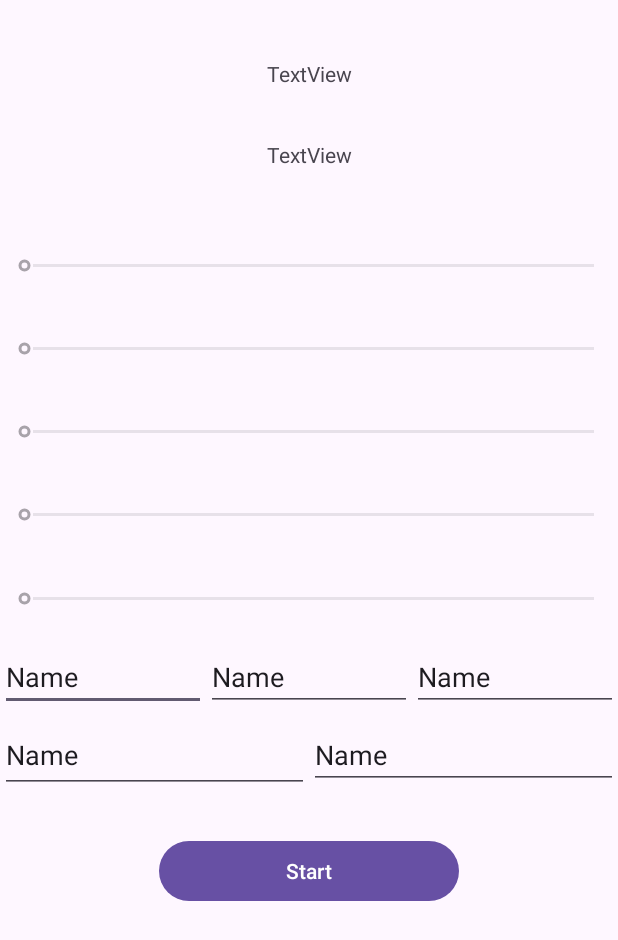
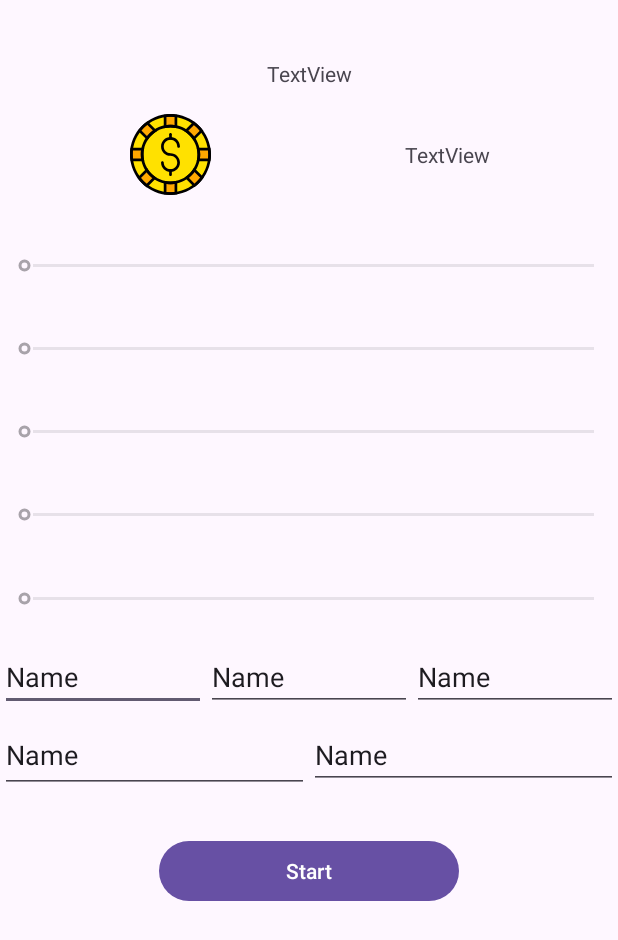
Before and after one commit to SWD-project/HorseBettingGame, an Android app: the GameActivity screen opened directly, with no data from a screen before it, on a phone screen of 412 x 824 dp. Shown: the top 940 px of the screen. Run offline under Robolectric (Android 15) with nearby library versions, the phone set to English and light mode, and no system bars.

Commit message:
added coin svg

```diff
--- /dev/null
+++ b/app/src/main/res/drawable/chip_casino_svgrepo_com.xml
@@ -0,0 +1,26 @@
+<vector android:autoMirrored="true" android:height="800dp"
+    android:viewportHeight="503.75" android:viewportWidth="503.75"
+    android:width="800dp" xmlns:android="http://schemas.android.com/apk/res/android">
+    <path android:fillColor="#FFE100" android:pathData="M495.36,251.88c0,-134.47 -109.01,-243.48 -243.48,-243.48S8.4,117.41 8.4,251.88s109.01,243.48 243.48,243.48S495.36,386.35 495.36,251.88"/>
+    <path android:fillColor="#FFA800" android:pathData="M10.76,285.46h68.1c-2.11,-10.88 -3.29,-22.09 -3.29,-33.58s1.18,-22.7 3.29,-33.58L10.76,218.29c-1.52,10.98 -2.36,22.18 -2.36,33.58S9.24,274.48 10.76,285.46"/>
+    <path android:fillColor="#FFA800" android:pathData="M59.47,102.76l48.12,48.12c12.97,-18.48 29.36,-34.34 48.29,-46.69l-48.36,-48.36C89.42,69.18 73.25,85 59.47,102.76"/>
+    <path android:fillColor="#FFA800" android:pathData="M251.88,8.4c-11.4,0 -22.6,0.85 -33.58,2.36v68.11c10.88,-2.12 22.09,-3.3 33.58,-3.3s22.7,1.18 33.58,3.3L285.46,10.76C274.48,9.24 263.28,8.4 251.88,8.4"/>
+    <path android:fillColor="#FFA800" android:pathData="M397.67,56.85l-48.26,48.26c18.79,12.53 35.04,28.56 47.82,47.17l48.14,-48.14C431.71,86.27 415.67,70.33 397.67,56.85"/>
+    <path android:fillColor="#FFA800" android:pathData="M428.19,251.88c0,11.49 -1.18,22.7 -3.3,33.58h68.11c1.51,-10.98 2.36,-22.18 2.36,-33.58s-0.85,-22.6 -2.36,-33.58h-68.11C427.01,229.17 428.19,240.38 428.19,251.88"/>
+    <path android:fillColor="#FFA800" android:pathData="M399.57,347.87c-12.35,18.93 -28.21,35.33 -46.69,48.3l48.12,48.11c17.76,-13.79 33.58,-29.94 46.93,-48.05L399.57,347.87z"/>
+    <path android:fillColor="#FFA800" android:pathData="M218.29,424.89v68.1c10.98,1.52 22.18,2.37 33.58,2.37s22.6,-0.85 33.58,-2.37v-68.1c-10.88,2.11 -22.09,3.3 -33.58,3.3C240.38,428.19 229.17,427 218.29,424.89"/>
+    <path android:fillColor="#FFA800" android:pathData="M105.12,349.4l-48.26,48.26c13.48,18.01 29.42,34.04 47.29,47.71l48.14,-48.14C133.68,384.44 117.64,368.19 105.12,349.4"/>
+    <path android:fillColor="#FF000000" android:pathData="M251.88,503.75C112.99,503.75 0,390.76 0,251.88S112.99,0 251.88,0s251.88,112.99 251.88,251.88S390.76,503.75 251.88,503.75zM251.88,16.79c-129.63,0 -235.09,105.46 -235.09,235.09s105.46,235.09 235.09,235.09s235.09,-105.46 235.09,-235.09S381.51,16.79 251.88,16.79z"/>
+    <path android:fillColor="#FF000000" android:pathData="M251.88,436.59c-101.85,0 -184.71,-82.86 -184.71,-184.71s82.86,-184.71 184.71,-184.71s184.71,82.86 184.71,184.71S353.73,436.59 251.88,436.59zM251.88,83.96c-92.59,0 -167.92,75.33 -167.92,167.92c0,92.59 75.33,167.92 167.92,167.92c92.59,0 167.92,-75.32 167.92,-167.92C419.8,159.29 344.47,83.96 251.88,83.96z"/>
+    <path android:fillColor="#FF000000" android:pathData="M89.03,293.86L3.44,293.86l-1,-7.24C0.82,274.92 0,263.23 0,251.88s0.82,-23.04 2.44,-34.74l1,-7.24h85.59l-1.93,9.99c-2.08,10.76 -3.14,21.52 -3.14,31.99s1.06,21.24 3.14,31.99L89.03,293.86zM18.18,277.07h50.77c-1.18,-8.47 -1.78,-16.9 -1.78,-25.19c0,-8.28 0.6,-16.72 1.78,-25.19L18.18,226.69c-0.92,8.5 -1.39,16.94 -1.39,25.19C16.79,260.13 17.26,268.57 18.18,277.07z"/>
+    <path android:fillColor="#FF000000" android:pathData="M108.72,163.88l-60.42,-60.42l4.54,-5.85c14.3,-18.44 31.02,-34.77 49.69,-48.55l5.81,-4.29l60.79,60.79l-8.67,5.65c-18.09,11.81 -33.58,26.77 -46.01,44.48L108.72,163.88zM70.72,102.14l35.92,35.92c10.44,-13.31 22.56,-25.06 36.19,-35.05L106.76,66.95C93.56,77.34 81.47,89.13 70.72,102.14z"/>
+    <path android:fillColor="#FF000000" android:pathData="M293.86,89.05l-9.99,-1.95c-21.48,-4.17 -42.49,-4.17 -63.97,0l-10,1.95L209.9,3.43l7.25,-1c23.54,-3.23 45.94,-3.23 69.45,0l7.26,1L293.86,89.05L293.86,89.05zM251.88,67.17c8.29,0 16.73,0.6 25.19,1.78L277.07,18.18c-17.09,-1.85 -33.28,-1.85 -50.38,0L226.69,68.95C235.15,67.77 243.58,67.17 251.88,67.17z"/>
+    <path android:fillColor="#FF000000" android:pathData="M396.03,165.36l-5.72,-8.32c-12.26,-17.83 -27.59,-32.95 -45.56,-44.94l-8.52,-5.68l60.64,-60.65l5.83,4.36c18.52,13.86 35.13,30.32 49.34,48.91l4.47,5.84L396.03,165.36zM362.39,104.01c13.53,10.13 25.54,21.98 35.85,35.39l35.92,-35.92c-10.69,-13.12 -22.69,-25.01 -35.78,-35.47L362.39,104.01z"/>
+    <path android:fillColor="#FF000000" android:pathData="M500.31,293.86h-85.6l1.94,-9.99c2.08,-10.72 3.14,-21.49 3.14,-31.99c0,-10.5 -1.06,-21.26 -3.14,-31.98l-1.94,-10h85.6l1,7.25c1.62,11.73 2.44,23.41 2.44,34.73s-0.82,23.01 -2.44,34.73L500.31,293.86zM434.81,277.07h50.77c0.92,-8.51 1.39,-16.96 1.39,-25.19c0,-8.23 -0.47,-16.67 -1.39,-25.19h-50.77c1.18,8.45 1.78,16.89 1.78,25.19C436.59,260.18 435.99,268.61 434.81,277.07z"/>
+    <path android:fillColor="#FF000000" android:pathData="M400.3,455.46l-60.43,-60.42l8.18,-5.74c17.69,-12.42 32.67,-27.9 44.48,-46.02l5.66,-8.66l60.78,60.78l-4.29,5.81c-13.75,18.65 -30.08,35.37 -48.54,49.7L400.3,455.46zM365.69,397.12l35.92,35.91c13.03,-10.77 24.82,-22.85 35.19,-36.04l-36.06,-36.07C390.74,374.56 379,386.68 365.69,397.12z"/>
+    <path android:fillColor="#FF000000" android:pathData="M251.88,503.75c-11.32,0 -23.01,-0.82 -34.73,-2.44l-7.25,-1L209.9,414.72l9.99,1.93c21.53,4.16 42.44,4.16 63.97,0l9.99,-1.93v85.59l-7.25,1C274.89,502.93 263.2,503.75 251.88,503.75zM226.69,485.58c17.04,1.84 33.36,1.84 50.38,0v-50.77c-16.96,2.36 -33.44,2.36 -50.38,0L226.69,485.58z"/>
+    <path android:fillColor="#FF000000" android:pathData="M104.89,456.5l-5.84,-4.46C80.47,437.83 64.01,421.23 50.13,402.7l-4.36,-5.83l60.65,-60.64l5.68,8.52c11.99,17.98 27.11,33.31 44.94,45.55l8.32,5.72L104.89,456.5zM68.02,398.38c10.46,13.1 22.35,25.1 35.47,35.77l35.92,-35.92c-13.41,-10.31 -25.26,-22.31 -35.39,-35.85L68.02,398.38z"/>
+    <path android:fillColor="#FF000000" android:pathData="M251.88,361.02c-32.41,0 -58.77,-26.37 -58.77,-58.77c0,-4.64 3.76,-8.4 8.4,-8.4s8.4,3.76 8.4,8.4c0,23.15 18.83,41.98 41.98,41.98s41.98,-18.83 41.98,-41.98s-18.83,-41.98 -41.98,-41.98c-32.41,0 -58.77,-26.36 -58.77,-58.77s26.36,-58.77 58.77,-58.77c32.4,0 58.77,26.36 58.77,58.77c0,4.64 -3.76,8.4 -8.4,8.4s-8.4,-3.76 -8.4,-8.4c0,-23.15 -18.83,-41.98 -41.98,-41.98s-41.98,18.83 -41.98,41.98s18.83,41.98 41.98,41.98c32.4,0 58.77,26.37 58.77,58.77S284.28,361.02 251.88,361.02z"/>
+    <path android:fillColor="#FF000000" android:pathData="M251.88,159.52c-4.64,0 -8.4,-3.76 -8.4,-8.4v-25.19c0,-4.64 3.76,-8.4 8.4,-8.4c4.64,0 8.4,3.76 8.4,8.4v25.19C260.27,155.76 256.52,159.52 251.88,159.52z"/>
+    <path android:fillColor="#FF000000" android:pathData="M251.88,386.21c-4.64,0 -8.4,-3.76 -8.4,-8.4v-25.19c0,-4.64 3.76,-8.4 8.4,-8.4c4.64,0 8.4,3.76 8.4,8.4v25.19C260.27,382.46 256.52,386.21 251.88,386.21z"/>
+</vector>
--- a/app/src/main/res/layout/activity_game.xml
+++ b/app/src/main/res/layout/activity_game.xml
@@ -107,21 +107,44 @@
         app:layout_constraintStart_toStartOf="parent"
         app:layout_constraintTop_toTopOf="parent">
 
+
+        <LinearLayout
+            android:layout_width="match_parent"
+            android:layout_height="match_parent"
+            android:layout_weight="1"
+            android:orientation="horizontal">
+
             <TextView
                 android:id="@+id/textViewWelcome"
                 android:layout_width="match_parent"
-            android:layout_height="wrap_content"
+                android:layout_height="match_parent"
                 android:layout_weight="1"
                 android:gravity="center"
                 android:text="TextView" />
+        </LinearLayout>
+
+        <LinearLayout
+            android:layout_width="match_parent"
+            android:layout_height="wrap_content"
+            android:layout_weight="1"
+            android:orientation="horizontal">
+
+            <ImageView
+                android:id="@+id/imageView"
+                android:layout_width="wrap_content"
+                android:layout_height="wrap_content"
+                android:layout_weight="1"
+                android:src="@drawable/chip_casino_svgrepo_com" />
 
             <TextView
                 android:id="@+id/textViewCurrentBalance"
                 android:layout_width="match_parent"
-            android:layout_height="wrap_content"
+                android:layout_height="match_parent"
                 android:layout_weight="1"
                 android:gravity="center"
                 android:text="TextView" />
+        </LinearLayout>
+
     </LinearLayout>
 
     <LinearLayout
```
Lines whose indentation alone changed are shown as unchanged.
